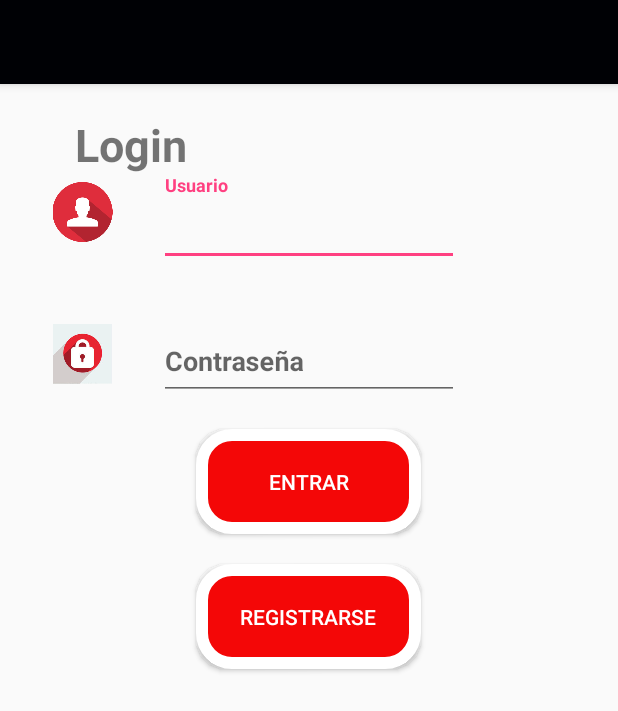
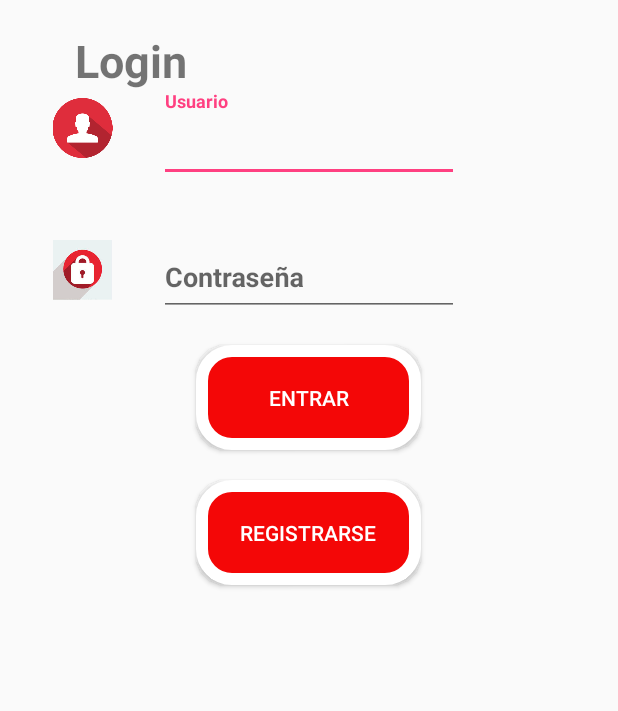
Before and after one commit to Ow0287/RutasCBC, an Android app: the screen it shows after launch (Login), on a phone screen of 412 x 824 dp. Shown: the top 711 px of the screen. Run offline under Robolectric (Android 15) with nearby library versions, the phone set to English and light mode, and no system bars; libraries missing offline, so code that uses them is left out: com.activeandroid, com.activeandroid.annotation, com.activeandroid.query; 5 statements that could not run were skipped.

Commit message:
fix login

```diff
--- a/app/src/main/java/com/misena/oscar/rutascbc/controlador/ControladorGaleria.java
+++ b/app/src/main/java/com/misena/oscar/rutascbc/controlador/ControladorGaleria.java
@@ -32,6 +32,7 @@ public class ControladorGaleria  {
 
         if (model == null){
             Log.e("modelo nulo","no existe");
+            modelo = false;
         }else {
             Log.e("ficha modelo ", model.getFicha());
         }
@@ -42,4 +43,6 @@ public class ControladorGaleria  {
         }*/
         return modelo;
     }
+
+
 }
--- a/app/src/main/res/layout/activity_login.xml
+++ b/app/src/main/res/layout/activity_login.xml
@@ -6,19 +6,7 @@
     android:layout_height="match_parent"
     tools:context="com.misena.oscar.rutascbc.vista.Login">
 
-    <android.support.design.widget.AppBarLayout
-        android:layout_width="match_parent"
-        android:layout_height="wrap_content"
-        android:theme="@style/AppTheme.AppBarOverlay">
 
-        <android.support.v7.widget.Toolbar
-            android:id="@+id/toolbar"
-            android:layout_width="match_parent"
-            android:layout_height="?attr/actionBarSize"
-            android:background="?attr/colorPrimary"
-            app:popupTheme="@style/AppTheme.PopupOverlay" />
-
-    </android.support.design.widget.AppBarLayout>
 
     <include layout="@layout/content_login" />
 
```
Also changed, not shown: app/src/main/java/com/misena/oscar/rutascbc/vista/Galeria.java (+21 -21 lines).
